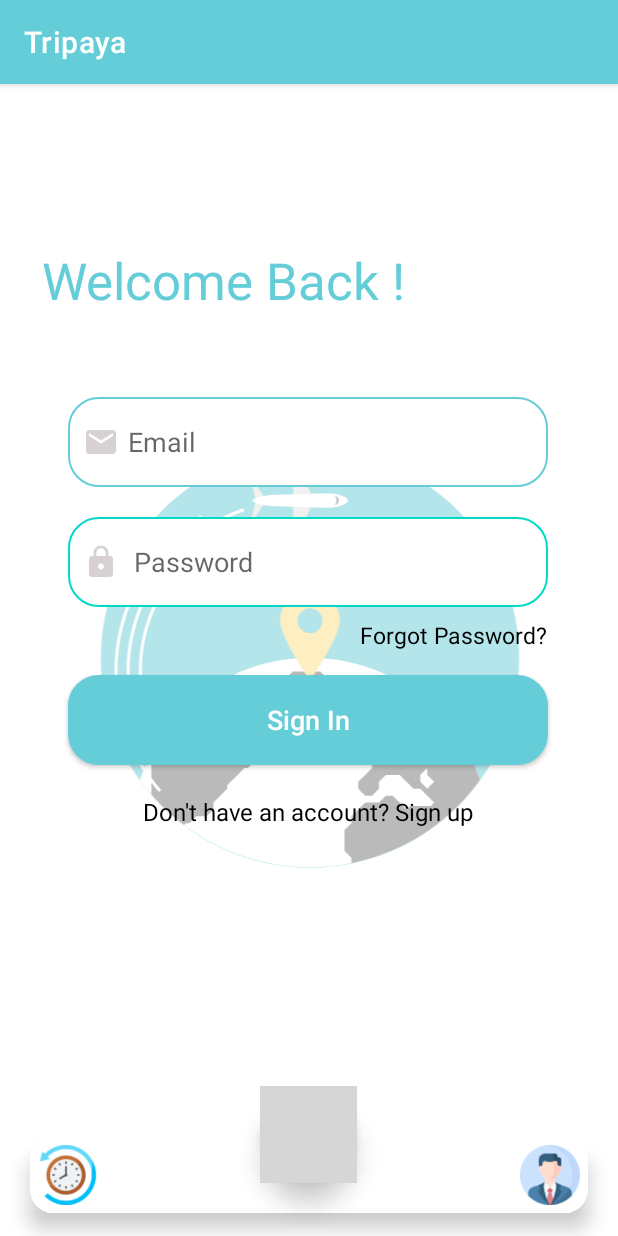
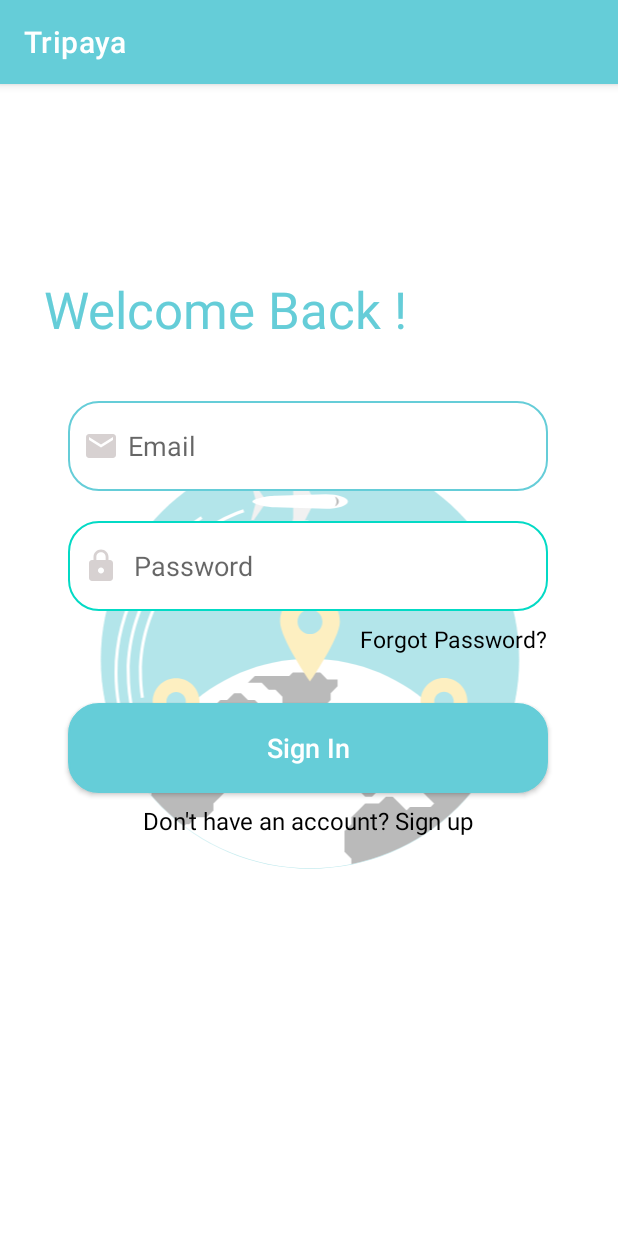
Before and after one commit to ebrahimalagamy/Tripaya, an Android app: the screen it shows after launch once a user with an empty profile is signed in (MainActivity before the commit, LoginActivity after it), on a phone screen of 412 x 824 dp. Run offline under Robolectric (Android 15) with nearby library versions, the phone set to English and light mode, and no system bars; our stand-ins replace Firebase (no records; nobody signed in at launch, a user with empty details on screens opened directly); grey boxes are pictures that could not be loaded.

Commit message:
Fixing Issues

```diff
--- a/app/src/main/java/com/example/tripaya/Authentication/Login.java
+++ b/app/src/main/java/com/example/tripaya/Authentication/Login.java
@@ -1,6 +1,7 @@
 package com.example.tripaya.Authentication;
 
 import android.app.ProgressDialog;
+import android.content.Intent;
 import android.os.Bundle;
 import android.view.LayoutInflater;
 import android.view.View;
@@ -16,6 +17,7 @@ import androidx.navigation.Navigation;
 
 import com.example.tripaya.MainActivity;
 import com.example.tripaya.R;
+import com.example.tripaya.viewmodel.LoginActivity;
 import com.google.android.gms.tasks.OnCompleteListener;
 import com.google.android.gms.tasks.Task;
 import com.google.firebase.auth.AuthResult;
@@ -105,7 +107,8 @@ public class Login extends Fragment {
                 public void onComplete(@NonNull Task<AuthResult> task) {
                     if (task.isSuccessful()){
                         progressDialog.dismiss();
-                        Navigation.findNavController(getView()).navigate(R.id.login_to_upcomingFragment);
+                        Intent intent = new Intent(getContext(),MainActivity.class);
+                        startActivity(intent);
                         Toast.makeText(getContext(), "Logged in Successfully", Toast.LENGTH_SHORT).show();
                     }
                     else{
--- a/app/src/main/java/com/example/tripaya/MainActivity.java
+++ b/app/src/main/java/com/example/tripaya/MainActivity.java
@@ -137,4 +137,6 @@ public class MainActivity extends AppCompatActivity {
         coordinatorLayout= findViewById(R.id.gone);
 
     }
+
+
 }
--- a/app/src/main/java/com/example/tripaya/activities/Splash.java
+++ b/app/src/main/java/com/example/tripaya/activities/Splash.java
@@ -9,6 +9,7 @@ import android.view.WindowManager;
 
 import com.example.tripaya.MainActivity;
 import com.example.tripaya.R;
+import com.example.tripaya.viewmodel.LoginActivity;
 
 public class Splash extends AppCompatActivity {
 
@@ -21,7 +22,7 @@ public class Splash extends AppCompatActivity {
         new Handler().postDelayed(new Runnable(){
           @Override
             public void run(){
-              Intent intent=new Intent(Splash.this, MainActivity.class);
+              Intent intent=new Intent(Splash.this, LoginActivity.class);
               startActivity(intent);
               finish();
           }
--- a/app/src/main/java/com/example/tripaya/viewmodel/LoginActivity.java
+++ b/app/src/main/java/com/example/tripaya/viewmodel/LoginActivity.java
@@ -13,8 +13,4 @@ public class LoginActivity extends AppCompatActivity {
         super.onCreate(savedInstanceState);
         setContentView(R.layout.activity_login);
     }
-
-    private  void forGit(){
-        //to update git
-    }
 }
--- /dev/null
+++ b/app/src/main/res/layout/activity_login.xml
@@ -0,0 +1,21 @@
+<?xml version="1.0" encoding="utf-8"?>
+<androidx.constraintlayout.widget.ConstraintLayout xmlns:android="http://schemas.android.com/apk/res/android"
+    xmlns:app="http://schemas.android.com/apk/res-auto"
+    xmlns:tools="http://schemas.android.com/tools"
+    android:layout_width="match_parent"
+    android:layout_height="match_parent"
+    tools:context=".viewmodel.LoginActivity">
+
+
+    <androidx.fragment.app.FragmentContainerView
+        android:id="@+id/fragmentContainerView"
+        android:name="androidx.navigation.fragment.NavHostFragment"
+        android:layout_width="409dp"
+        android:layout_height="729dp"
+        app:defaultNavHost="true"
+        app:layout_constraintBottom_toBottomOf="parent"
+        app:layout_constraintEnd_toEndOf="parent"
+        app:layout_constraintStart_toStartOf="parent"
+        app:layout_constraintTop_toTopOf="parent"
+        app:navGraph="@navigation/my_nav" />
+</androidx.constraintlayout.widget.ConstraintLayout>
--- a/app/src/main/res/layout/fragment_login.xml
+++ b/app/src/main/res/layout/fragment_login.xml
@@ -36,22 +36,20 @@
         app:layout_constraintVertical_bias="0.497" />
 
 
-
     <EditText
         android:id="@+id/emailResetId"
         android:layout_width="320dp"
         android:layout_height="60dp"
+        android:layout_marginTop="192dp"
         android:background="@drawable/edit_round"
         android:drawableLeft="@drawable/ic_baseline_email_24"
         android:drawablePadding="6dp"
         android:hint="@string/user_email"
         android:paddingLeft="10dp"
-        app:layout_constraintBottom_toBottomOf="parent"
         app:layout_constraintEnd_toEndOf="parent"
-        app:layout_constraintHorizontal_bias="0.495"
+        app:layout_constraintHorizontal_bias="0.494"
         app:layout_constraintStart_toStartOf="parent"
-        app:layout_constraintTop_toTopOf="parent"
-        app:layout_constraintVertical_bias="0.295" />
+        app:layout_constraintTop_toTopOf="parent" />
 
     <EditText
         android:id="@+id/passwordId"
@@ -74,18 +72,16 @@
         android:id="@+id/resetPwId"
         android:layout_width="320dp"
         android:layout_height="60dp"
-        android:layout_marginBottom="260dp"
+        android:layout_marginTop="32dp"
         android:background="@drawable/button_round"
         android:text="@string/main_log"
         android:textAllCaps="false"
         android:textColor="@color/white"
         android:textSize="18sp"
-        app:layout_constraintBottom_toBottomOf="parent"
         app:layout_constraintEnd_toEndOf="parent"
         app:layout_constraintHorizontal_bias="0.495"
         app:layout_constraintStart_toStartOf="parent"
-        app:layout_constraintTop_toBottomOf="@+id/passwordId"
-        app:layout_constraintVertical_bias="0.455" />
+        app:layout_constraintTop_toBottomOf="@+id/forgotPassId" />
 
     <TextView
         android:id="@+id/forgotPassId"
@@ -93,8 +89,8 @@
         android:layout_height="wrap_content"
         android:layout_marginTop="8dp"
         android:text="@string/for_pw"
+        android:textColor="@color/black"
         android:textSize="15sp"
-        android:textColor="@color/black"
         app:layout_constraintEnd_toEndOf="@+id/passwordId"
         app:layout_constraintTop_toBottomOf="@+id/passwordId" />
 
@@ -102,10 +98,11 @@
         android:id="@+id/tvSignUpId"
         android:layout_width="wrap_content"
         android:layout_height="wrap_content"
-        android:layout_marginTop="20dp"
+        android:layout_marginBottom="240dp"
         android:text="@string/tvSignUp"
         android:textColor="@color/black"
         android:textSize="16sp"
+        app:layout_constraintBottom_toBottomOf="parent"
         app:layout_constraintEnd_toEndOf="@+id/resetPwId"
         app:layout_constraintStart_toStartOf="@+id/resetPwId"
         app:layout_constraintTop_toBottomOf="@+id/resetPwId" />
--- /dev/null
+++ b/app/src/main/res/navigation/my_nav.xml
@@ -0,0 +1,38 @@
+<?xml version="1.0" encoding="utf-8"?>
+<navigation xmlns:android="http://schemas.android.com/apk/res/android"
+    xmlns:app="http://schemas.android.com/apk/res-auto"
+    xmlns:tools="http://schemas.android.com/tools"
+    android:id="@+id/my_nav"
+    app:startDestination="@id/login">
+
+    <fragment
+        android:id="@+id/forgotPassword"
+        android:name="com.example.tripaya.Authentication.ForgotPassword"
+        android:label="fragment_forgot_password"
+        tools:layout="@layout/fragment_forgot_password" >
+        <action
+            android:id="@+id/forgotPassword_to_login"
+            app:destination="@id/login" />
+    </fragment>
+    <fragment
+        android:id="@+id/login"
+        android:name="com.example.tripaya.Authentication.Login"
+        android:label="fragment_login"
+        tools:layout="@layout/fragment_login" >
+        <action
+            android:id="@+id/login_to_register"
+            app:destination="@id/register" />
+        <action
+            android:id="@+id/login_to_forgotPassword"
+            app:destination="@id/forgotPassword" />
+    </fragment>
+    <fragment
+        android:id="@+id/register"
+        android:name="com.example.tripaya.Authentication.Register"
+        android:label="fragment_register"
+        tools:layout="@layout/fragment_register" >
+        <action
+            android:id="@+id/register_to_login"
+            app:destination="@id/login" />
+    </fragment>
+</navigation>
--- a/app/src/main/res/navigation/nag_graph.xml
+++ b/app/src/main/res/navigation/nag_graph.xml
@@ -3,7 +3,7 @@
     xmlns:app="http://schemas.android.com/apk/res-auto"
     xmlns:tools="http://schemas.android.com/tools"
     android:id="@+id/nag_graph"
-    app:startDestination="@id/login">
+    app:startDestination="@id/upcomingFragment">
 
     <fragment
         android:id="@+id/upcomingFragment"
@@ -30,37 +30,4 @@
         android:label="fragment_add_trip"
         tools:layout="@layout/fragment_add_trip" />
 
-    <fragment
-        android:id="@+id/login"
-        android:name="com.example.tripaya.Authentication.Login"
-        android:label="fragment_login"
-        tools:layout="@layout/fragment_login" >
-        <action
-            android:id="@+id/login_to_register"
-            app:destination="@id/register" />
-        <action
-            android:id="@+id/login_to_forgotPassword"
-            app:destination="@id/forgotPassword" />
-        <action
-            android:id="@+id/login_to_upcomingFragment"
-            app:destination="@id/upcomingFragment" />
-    </fragment>
-    <fragment
-        android:id="@+id/register"
-        android:name="com.example.tripaya.Authentication.Register"
-        android:label="fragment_register"
-        tools:layout="@layout/fragment_register" >
-        <action
-            android:id="@+id/register_to_login"
-            app:destination="@id/login" />
-    </fragment>
-    <fragment
-        android:id="@+id/forgotPassword"
-        android:name="com.example.tripaya.Authentication.ForgotPassword"
-        android:label="fragment_forgot_password"
-        tools:layout="@layout/fragment_forgot_password" >
-        <action
-            android:id="@+id/forgotPassword_to_login"
-            app:destination="@id/login" />
-    </fragment>
 </navigation>
--- a/app/src/main/res/values/colors.xml
+++ b/app/src/main/res/values/colors.xml
@@ -10,5 +10,6 @@
     <color name="white">#FFFFFFFF</color>
     <color name="general_color">#65CDD8</color>
     <color name="blue">#65CDD8</color>
+    <color name="green">#7FECA8</color>
 
 </resources>
```
Also changed, not shown: app/src/main/AndroidManifest.xml (+11 -7 lines), app/src/main/res/layout/item_trip.xml (+34 -14 lines), app/src/main/res/drawable/map_marker.png (added).
